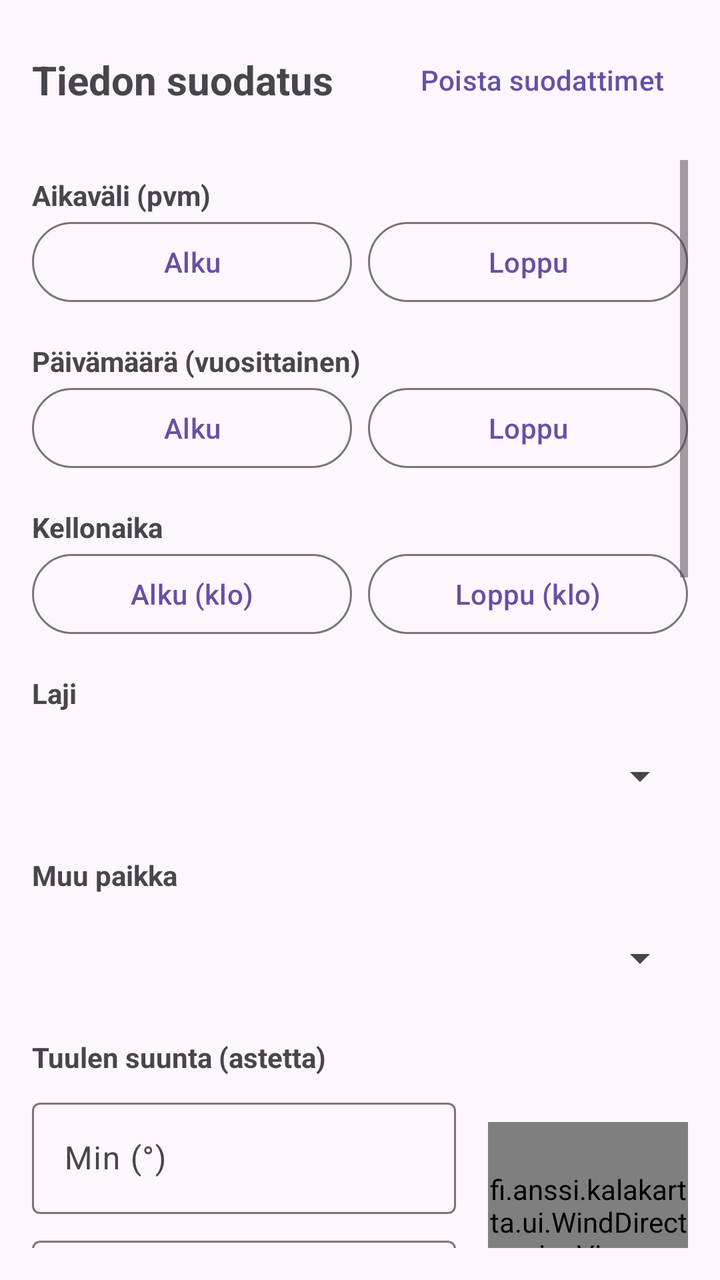
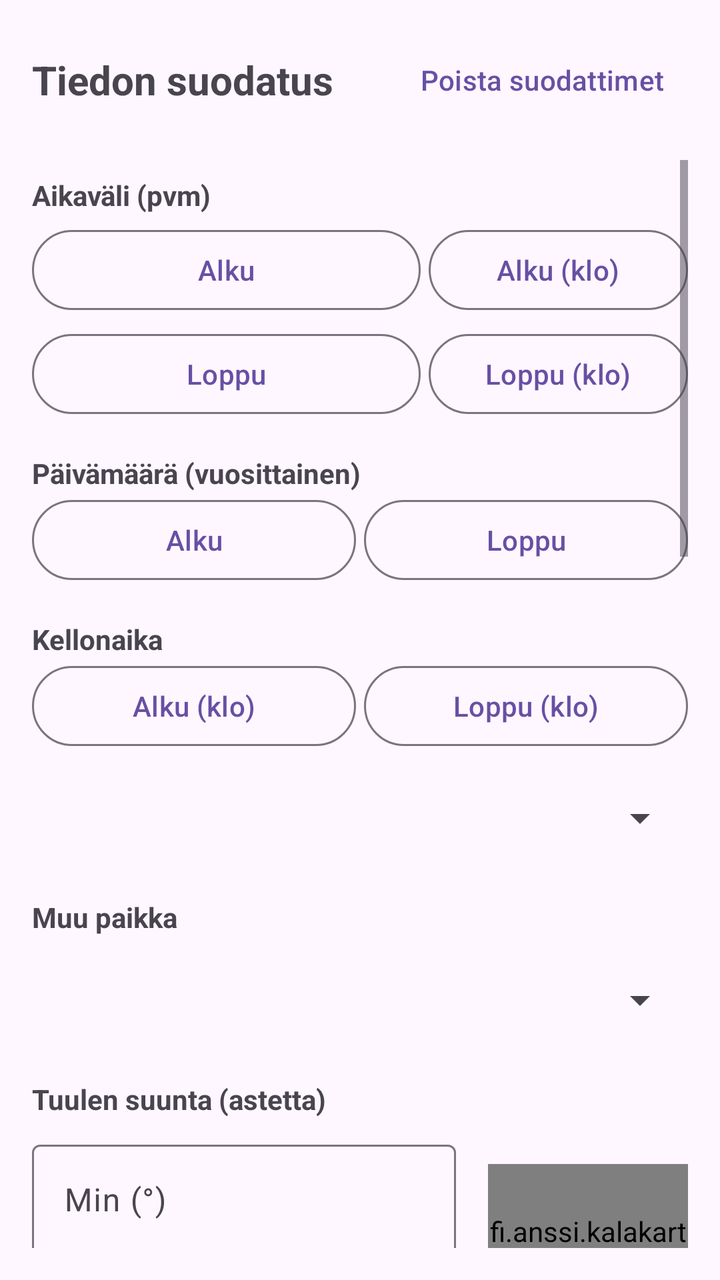

Two renders of the same Android screen: before a commit and after it. Below are the layout's source before the change and the commit's diff.
<!-- AndroidManifest.xml: application theme Theme.KalaKartta -->
<!-- res/layout/activity_filter.xml -->
<?xml version="1.0" encoding="utf-8"?>
<LinearLayout xmlns:android="http://schemas.android.com/apk/res/android"
    xmlns:app="http://schemas.android.com/apk/res-auto"
    android:layout_width="match_parent"
    android:layout_height="match_parent"
    android:orientation="vertical"
    android:padding="16dp">

    <RelativeLayout
        android:layout_width="match_parent"
        android:layout_height="wrap_content"
        android:layout_marginBottom="16dp">

        <TextView
            android:layout_width="wrap_content"
            android:layout_height="wrap_content"
            android:layout_centerVertical="true"
            android:text="@string/data_filtering"
            android:textSize="20sp"
            android:textStyle="bold" />

        <Button
            android:id="@+id/clearFiltersButton"
            style="@style/Widget.Material3.Button.TextButton"
            android:layout_width="wrap_content"
            android:layout_height="wrap_content"
            android:layout_alignParentEnd="true"
            android:text="@string/clear_filters" />
    </RelativeLayout>

    <ScrollView
        android:layout_width="match_parent"
        android:layout_height="match_parent"
        android:isScrollContainer="true">

        <LinearLayout
            android:layout_width="match_parent"
            android:layout_height="wrap_content"
            android:orientation="vertical">

            
            <TextView
                android:layout_width="match_parent"
                android:layout_height="wrap_content"
                android:text="@string/date_range"
                android:textStyle="bold"
                android:layout_marginTop="8dp"/>

            <LinearLayout
                android:layout_width="match_parent"
                android:layout_height="wrap_content"
                android:orientation="horizontal">
                <Button
                    android:id="@+id/startDateButton"
                    style="@style/Widget.Material3.Button.OutlinedButton"
                    android:layout_width="0dp"
                    android:layout_weight="1"
                    android:layout_height="wrap_content"
                    android:text="@string/start_date" />
                <Button
                    android:id="@+id/endDateButton"
                    style="@style/Widget.Material3.Button.OutlinedButton"
                    android:layout_width="0dp"
                    android:layout_weight="1"
                    android:layout_height="wrap_content"
                    android:layout_marginStart="8dp"
                    android:text="@string/end_date" />
            </LinearLayout>

            
            <TextView
                android:layout_width="match_parent"
                android:layout_height="wrap_content"
                android:text="@string/annual_date_range"
                android:textStyle="bold"
                android:layout_marginTop="16dp"/>

            <LinearLayout
                android:layout_width="match_parent"
                android:layout_height="wrap_content"
                android:orientation="horizontal">
                <Button
                    android:id="@+id/annualStartButton"
                    style="@style/Widget.Material3.Button.OutlinedButton"
                    android:layout_width="0dp"
                    android:layout_weight="1"
                    android:layout_height="wrap_content"
                    android:text="@string/start_date" />
                <Button
                    android:id="@+id/annualEndButton"
                    style="@style/Widget.Material3.Button.OutlinedButton"
                    android:layout_width="0dp"
                    android:layout_weight="1"
                    android:layout_height="wrap_content"
                    android:layout_marginStart="8dp"
                    android:text="@string/end_date" />
            </LinearLayout>

            
            <TextView
                android:layout_width="match_parent"
                android:layout_height="wrap_content"
                android:text="@string/time_range"
                android:textStyle="bold"
                android:layout_marginTop="16dp"/>

            <LinearLayout
                android:layout_width="match_parent"
                android:layout_height="wrap_content"
                android:orientation="horizontal">
                <Button
                    android:id="@+id/startTimeButton"
                    style="@style/Widget.Material3.Button.OutlinedButton"
                    android:layout_width="0dp"
                    android:layout_weight="1"
                    android:layout_height="wrap_content"
                    android:text="@string/start_time" />
                <Button
                    android:id="@+id/endTimeButton"
                    style="@style/Widget.Material3.Button.OutlinedButton"
                    android:layout_width="0dp"
                    android:layout_weight="1"
                    android:layout_height="wrap_content"
                    android:layout_marginStart="8dp"
                    android:text="@string/end_time" />
            </LinearLayout>

            
            <TextView
                android:layout_width="match_parent"
                android:layout_height="wrap_content"
                android:text="@string/species"
                android:textStyle="bold"
                android:layout_marginTop="16dp"/>

            <Spinner
                android:id="@+id/speciesSpinner"
                android:layout_width="match_parent"
                android:layout_height="wrap_content"
                android:layout_marginTop="8dp"
                android:minHeight="48dp" />

            <LinearLayout
                android:id="@+id/otherSpeciesContainer"
                android:layout_width="match_parent"
                android:layout_height="wrap_content"
                android:orientation="vertical"
                android:visibility="gone">
                <TextView
                    android:layout_width="match_parent"
                    android:layout_height="wrap_content"
                    android:text="Muu kalalaji:"
                    android:layout_marginTop="8dp" />
                <Spinner
                    android:id="@+id/otherSpeciesSpinner"
                    android:layout_width="match_parent"
                    android:layout_height="wrap_content"
                    android:layout_marginTop="8dp"
                    android:minHeight="48dp" />
            </LinearLayout>

            
            <TextView
                android:layout_width="match_parent"
                android:layout_height="wrap_content"
                android:text="@string/place_type"
                android:textStyle="bold"
                android:layout_marginTop="16dp"/>

            <Spinner
                android:id="@+id/placeTypeSpinner"
                android:layout_width="match_parent"
                android:layout_height="wrap_content"
                android:layout_marginTop="8dp"
                android:minHeight="48dp" />
            
            
            <TextView
                android:layout_width="match_parent"
                android:layout_height="wrap_content"
                android:text="@string/wind_direction"
                android:textStyle="bold"
                android:layout_marginTop="16dp"/>

            <LinearLayout
                android:layout_width="match_parent"
                android:layout_height="wrap_content"
                android:orientation="horizontal"
                android:gravity="center_vertical"
                android:layout_marginTop="8dp">

                <LinearLayout
                    android:layout_width="0dp"
                    android:layout_weight="1"
                    android:layout_height="wrap_content"
                    android:orientation="vertical">

                    <com.google.android.material.textfield.TextInputLayout
                        android:layout_width="match_parent"
                        android:layout_height="wrap_content"
                        android:hint="@string/min_degrees">
                        <com.google.android.material.textfield.TextInputEditText
                            android:id="@+id/windMinEdit"
                            android:layout_width="match_parent"
                            android:layout_height="wrap_content"
                            android:inputType="numberDecimal"
                            android:imeOptions="actionNext" />
                    </com.google.android.material.textfield.TextInputLayout>

                    <com.google.android.material.textfield.TextInputLayout
                        android:layout_width="match_parent"
                        android:layout_height="wrap_content"
                        android:layout_marginTop="8dp"
                        android:hint="@string/max_degrees">
                        <com.google.android.material.textfield.TextInputEditText
                            android:id="@+id/windMaxEdit"
                            android:layout_width="match_parent"
                            android:layout_height="wrap_content"
                            android:inputType="numberDecimal"
                            android:imeOptions="actionNext" />
                    </com.google.android.material.textfield.TextInputLayout>
                </LinearLayout>

                <fi.anssi.kalakartta.ui.WindDirectionView
                    android:id="@+id/windDirectionPreview"
                    android:layout_width="100dp"
                    android:layout_height="100dp"
                    android:layout_marginStart="16dp" />

            </LinearLayout>

            
            <TextView
                android:layout_width="match_parent"
                android:layout_height="wrap_content"
                android:text="@string/pressure"
                android:textStyle="bold"
                android:layout_marginTop="16dp"/>

            <LinearLayout
                android:layout_width="match_parent"
                android:layout_height="wrap_content"
                android:orientation="horizontal"
                android:layout_marginTop="8dp">

                <com.google.android.material.textfield.TextInputLayout
                    android:layout_width="0dp"
                    android:layout_weight="1"
                    android:layout_height="wrap_content"
                    android:hint="@string/min_pressure">
                    <com.google.android.material.textfield.TextInputEditText
                        android:id="@+id/pressureMinEdit"
                        android:layout_width="match_parent"
                        android:layout_height="wrap_content"
                        android:inputType="numberDecimal"
                        android:imeOptions="actionNext" />
                </com.google.android.material.textfield.TextInputLayout>

                <com.google.android.material.textfield.TextInputLayout
                    android:layout_width="0dp"
                    android:layout_weight="1"
                    android:layout_height="wrap_content"
                    android:layout_marginStart="8dp"
                    android:hint="@string/max_pressure">
                    <com.google.android.material.textfield.TextInputEditText
                        android:id="@+id/pressureMaxEdit"
                        android:layout_width="match_parent"
                        android:layout_height="wrap_content"
                        android:inputType="numberDecimal"
                        android:imeOptions="actionNext" />
                </com.google.android.material.textfield.TextInputLayout>
            </LinearLayout>

            
            <TextView
                android:layout_width="match_parent"
                android:layout_height="wrap_content"
                android:text="@string/water_temp_c"
                android:textStyle="bold"
                android:layout_marginTop="16dp"/>

            <LinearLayout
                android:layout_width="match_parent"
                android:layout_height="wrap_content"
                android:orientation="horizontal"
                android:layout_marginTop="8dp">

                <com.google.android.material.textfield.TextInputLayout
                    android:layout_width="0dp"
                    android:layout_weight="1"
                    android:layout_height="wrap_content"
                    android:hint="@string/min_temp">
                    <com.google.android.material.textfield.TextInputEditText
                        android:id="@+id/waterTempMinEdit"
                        android:layout_width="match_parent"
                        android:layout_height="wrap_content"
                        android:inputType="numberDecimal"
                        android:imeOptions="actionNext" />
                </com.google.android.material.textfield.TextInputLayout>

                <com.google.android.material.textfield.TextInputLayout
                    android:layout_width="0dp"
                    android:layout_weight="1"
                    android:layout_height="wrap_content"
                    android:layout_marginStart="8dp"
                    android:hint="@string/max_temp">
                    <com.google.android.material.textfield.TextInputEditText
                        android:id="@+id/waterTempMaxEdit"
                        android:layout_width="match_parent"
                        android:layout_height="wrap_content"
                        android:inputType="numberDecimal"
                        android:imeOptions="actionDone" />
                </com.google.android.material.textfield.TextInputLayout>
            </LinearLayout>

            <TextView
                android:layout_width="match_parent"
                android:layout_height="wrap_content"
                android:text="@string/free_text"
                android:textStyle="bold"
                android:layout_marginTop="16dp"/>

            <com.google.android.material.textfield.TextInputLayout
                android:layout_width="match_parent"
                android:layout_height="wrap_content"
                android:layout_marginTop="8dp">
                <com.google.android.material.textfield.TextInputEditText
                    android:id="@+id/freeTextEdit"
                    android:layout_width="match_parent"
                    android:layout_height="wrap_content"
                    android:inputType="text"
                    android:imeOptions="actionDone" />
            </com.google.android.material.textfield.TextInputLayout>

            <TextView
                android:layout_width="match_parent"
                android:layout_height="wrap_content"
                android:text="@string/fisherman"
                android:textStyle="bold"
                android:layout_marginTop="16dp"/>

            <Spinner
                android:id="@+id/fishermanSpinner"
                android:layout_width="match_parent"
                android:layout_height="wrap_content"
                android:layout_marginTop="8dp"
                android:minHeight="48dp" />

            <CheckBox
                android:id="@+id/onlyCaughtFishCheckBox"
                android:layout_width="match_parent"
                android:layout_height="wrap_content"
                android:text="Näytä vain saadut kalat"
                android:layout_marginTop="8dp" />

            <Button
                android:id="@+id/okButton"
                style="@style/Widget.Material3.Button.TextButton"
                android:layout_width="match_parent"
                android:layout_height="wrap_content"
                android:layout_marginTop="16dp"
                android:text="@string/ok" />

            
            <View
                android:layout_width="match_parent"
                android:layout_height="300dp" />

        </LinearLayout>
    </ScrollView>
</LinearLayout>
<!-- resources referenced by this layout -->
<resources>
  <string name="annual_date_range">Päivämäärä (vuosittainen)</string>
  <string name="clear_filters">Poista suodattimet</string>
  <string name="data_filtering">Tiedon suodatus</string>
  <string name="date_range">Aikaväli (pvm)</string>
  <string name="end_date">Loppu</string>
  <string name="end_time">Loppu (klo)</string>
  <string name="fisherman">Kalastaja</string>
  <string name="free_text">Vapaa teksti</string>
  <string name="max_degrees">Max (°)</string>
  <string name="max_pressure">Max (hPa)</string>
  <string name="max_temp">Max (C)</string>
  <string name="min_degrees">Min (°)</string>
  <string name="min_pressure">Min (hPa)</string>
  <string name="min_temp">Min (C)</string>
  <string name="ok">OK</string>
  <string name="place_type">Muu paikka</string>
  <string name="pressure">Ilmanpaine (hPa)</string>
  <string name="species">Laji</string>
  <string name="start_date">Alku</string>
  <string name="start_time">Alku (klo)</string>
  <string name="time_range">Kellonaika</string>
  <string name="water_temp_c">Veden lämpötila (C)</string>
  <string name="wind_direction">Tuulen suunta (astetta)</string>
  <style name="Theme.KalaKartta" parent="Base.Theme.KalaKartta" />
  <style name="Base.Theme.KalaKartta" parent="Theme.Material3.DayNight.NoActionBar">
          
          
          <item name="editTextStyle">@style/Widget.AppCompat.EditText</item>
          <item name="android:spinnerStyle">@style/Widget.AppCompat.Spinner</item>
      </style>
</resources>

<!-- the commit's change to res/layout/activity_filter.xml (unified diff, before → after) -->
@@ -1,6 +1,7 @@
 <?xml version="1.0" encoding="utf-8"?>
 <LinearLayout xmlns:android="http://schemas.android.com/apk/res/android"
     xmlns:app="http://schemas.android.com/apk/res-auto"
+    xmlns:tools="http://schemas.android.com/tools"
     android:layout_width="match_parent"
     android:layout_height="match_parent"
     android:orientation="vertical"
@@ -49,22 +50,87 @@
             <LinearLayout
                 android:layout_width="match_parent"
                 android:layout_height="wrap_content"
-                android:orientation="horizontal">
+                android:orientation="horizontal"
+                android:gravity="center_vertical"
+                android:layout_marginTop="4dp">
                 <Button
                     android:id="@+id/startDateButton"
                     style="@style/Widget.Material3.Button.OutlinedButton"
                     android:layout_width="0dp"
-                    android:layout_weight="1"
+                    android:layout_weight="1.5"
                     android:layout_height="wrap_content"
                     android:text="@string/start_date" />
+                <ImageButton
+                    android:id="@+id/clearStartDateButton"
+                    android:layout_width="40dp"
+                    android:layout_height="40dp"
+                    android:background="?attr/selectableItemBackgroundBorderless"
+                    android:src="@android:drawable/ic_menu_close_clear_cancel"
+                    app:tint="@android:color/holo_red_dark"
+                    android:visibility="gone"
+                    tools:visibility="visible"
+                    android:contentDescription="Tyhjennä" />
+                <Button
+                    android:id="@+id/startTimeButton"
+                    style="@style/Widget.Material3.Button.OutlinedButton"
+                    android:layout_width="0dp"
+                    android:layout_weight="1"
+                    android:layout_height="wrap_content"
+                    android:layout_marginStart="4dp"
+                    android:text="@string/start_time" />
+                <ImageButton
+                    android:id="@+id/clearStartTimeButton"
+                    android:layout_width="40dp"
+                    android:layout_height="40dp"
+                    android:background="?attr/selectableItemBackgroundBorderless"
+                    android:src="@android:drawable/ic_menu_close_clear_cancel"
+                    app:tint="@android:color/holo_red_dark"
+                    android:visibility="gone"
+                    tools:visibility="visible"
+                    android:contentDescription="Tyhjennä" />
+            </LinearLayout>
+
+            <LinearLayout
+                android:layout_width="match_parent"
+                android:layout_height="wrap_content"
+                android:orientation="horizontal"
+                android:gravity="center_vertical"
+                android:layout_marginTop="4dp">
                 <Button
                     android:id="@+id/endDateButton"
                     style="@style/Widget.Material3.Button.OutlinedButton"
                     android:layout_width="0dp"
-                    android:layout_weight="1"
-                    android:layout_height="wrap_content"
-                    android:layout_marginStart="8dp"
+                    android:layout_weight="1.5"
+                    android:layout_height="wrap_content"
                     android:text="@string/end_date" />
+                <ImageButton
+                    android:id="@+id/clearEndDateButton"
+                    android:layout_width="40dp"
+                    android:layout_height="40dp"
+                    android:background="?attr/selectableItemBackgroundBorderless"
+                    android:src="@android:drawable/ic_menu_close_clear_cancel"
+                    app:tint="@android:color/holo_red_dark"
+                    android:visibility="gone"
+                    tools:visibility="visible"
+                    android:contentDescription="Tyhjennä" />
+                <Button
+                    android:id="@+id/endTimeButton"
+                    style="@style/Widget.Material3.Button.OutlinedButton"
+                    android:layout_width="0dp"
+                    android:layout_weight="1"
+                    android:layout_height="wrap_content"
+                    android:layout_marginStart="4dp"
+                    android:text="@string/end_time" />
+                <ImageButton
+                    android:id="@+id/clearEndTimeButton"
+                    android:layout_width="40dp"
+                    android:layout_height="40dp"
+                    android:background="?attr/selectableItemBackgroundBorderless"
+                    android:src="@android:drawable/ic_menu_close_clear_cancel"
+                    app:tint="@android:color/holo_red_dark"
+                    android:visibility="gone"
+                    tools:visibility="visible"
+                    android:contentDescription="Tyhjennä" />
             </LinearLayout>
 
             
@@ -78,7 +144,8 @@
             <LinearLayout
                 android:layout_width="match_parent"
                 android:layout_height="wrap_content"
-                android:orientation="horizontal">
+                android:orientation="horizontal"
+                android:gravity="center_vertical">
                 <Button
                     android:id="@+id/annualStartButton"
                     style="@style/Widget.Material3.Button.OutlinedButton"
@@ -86,17 +153,36 @@
                     android:layout_weight="1"
                     android:layout_height="wrap_content"
                     android:text="@string/start_date" />
+                <ImageButton
+                    android:id="@+id/clearAnnualStartDateButton"
+                    android:layout_width="40dp"
+                    android:layout_height="40dp"
+                    android:background="?attr/selectableItemBackgroundBorderless"
+                    android:src="@android:drawable/ic_menu_close_clear_cancel"
+                    app:tint="@android:color/holo_red_dark"
+                    android:visibility="gone"
+                    tools:visibility="visible"
+                    android:contentDescription="Tyhjennä" />
                 <Button
                     android:id="@+id/annualEndButton"
                     style="@style/Widget.Material3.Button.OutlinedButton"
                     android:layout_width="0dp"
                     android:layout_weight="1"
                     android:layout_height="wrap_content"
-                    android:layout_marginStart="8dp"
+                    android:layout_marginStart="4dp"
                     android:text="@string/end_date" />
-            </LinearLayout>
-
-            
+                <ImageButton
+                    android:id="@+id/clearAnnualEndDateButton"
+                    android:layout_width="40dp"
+                    android:layout_height="40dp"
+                    android:background="?attr/selectableItemBackgroundBorderless"
+                    android:src="@android:drawable/ic_menu_close_clear_cancel"
+                    app:tint="@android:color/holo_red_dark"
+                    android:visibility="gone"
+                    tools:visibility="visible"
+                    android:contentDescription="Tyhjennä" />
+            </LinearLayout>
+
             <TextView
                 android:layout_width="match_parent"
                 android:layout_height="wrap_content"
@@ -107,31 +193,46 @@
             <LinearLayout
                 android:layout_width="match_parent"
                 android:layout_height="wrap_content"
-                android:orientation="horizontal">
-                <Button
-                    android:id="@+id/startTimeButton"
+                android:orientation="horizontal"
+                android:gravity="center_vertical">
+                <Button
+                    android:id="@+id/annualStartTimeButton"
                     style="@style/Widget.Material3.Button.OutlinedButton"
                     android:layout_width="0dp"
                     android:layout_weight="1"
                     android:layout_height="wrap_content"
                     android:text="@string/start_time" />
-                <Button
-                    android:id="@+id/endTimeButton"
-                    style="@style/Widget.Material3.Button.OutlinedButton"
-                    android:layout_width="0dp"
-                    android:layout_weight="1"
-                    android:layout_height="wrap_content"
-                    android:layout_marginStart="8dp"
+                <ImageButton
+                    android:id="@+id/clearAnnualStartTimeButton"
+                    android:layout_width="40dp"
+                    android:layout_height="40dp"
+                    android:background="?attr/selectableItemBackgroundBorderless"
+                    android:src="@android:drawable/ic_menu_close_clear_cancel"
+                    app:tint="@android:color/holo_red_dark"
+                    android:visibility="gone"
+                    tools:visibility="visible"
+                    android:contentDescription="Tyhjennä" />
+                <Button
+                    android:id="@+id/annualEndTimeButton"
+                    style="@style/Widget.Material3.Button.OutlinedButton"
+                    android:layout_width="0dp"
+                    android:layout_weight="1"
+                    android:layout_height="wrap_content"
+                    android:layout_marginStart="4dp"
                     android:text="@string/end_time" />
-            </LinearLayout>
-
-            
-            <TextView
-                android:layout_width="match_parent"
-                android:layout_height="wrap_content"
-                android:text="@string/species"
-                android:textStyle="bold"
-                android:layout_marginTop="16dp"/>
+                <ImageButton
+                    android:id="@+id/clearAnnualEndTimeButton"
+                    android:layout_width="40dp"
+                    android:layout_height="40dp"
+                    android:background="?attr/selectableItemBackgroundBorderless"
+                    android:src="@android:drawable/ic_menu_close_clear_cancel"
+                    app:tint="@android:color/holo_red_dark"
+                    android:visibility="gone"
+                    tools:visibility="visible"
+                    android:contentDescription="Tyhjennä" />
+            </LinearLayout>
+
+            
 
             <Spinner
                 android:id="@+id/speciesSpinner"
@@ -353,6 +454,13 @@
                 android:text="Näytä vain saadut kalat"
                 android:layout_marginTop="8dp" />
 
+            <CheckBox
+                android:id="@+id/onlyFishPointsCheckBox"
+                android:layout_width="match_parent"
+                android:layout_height="wrap_content"
+                android:text="Näytä vain kalapisteet"
+                android:layout_marginTop="4dp" />
+
             <Button
                 android:id="@+id/okButton"
                 style="@style/Widget.Material3.Button.TextButton"
<!-- resource entries referenced after the edit -->
@@ -17,7 +17,6 @@
   <string name="ok">OK</string>
   <string name="place_type">Muu paikka</string>
   <string name="pressure">Ilmanpaine (hPa)</string>
-  <string name="species">Laji</string>
   <string name="start_date">Alku</string>
   <string name="start_time">Alku (klo)</string>
   <string name="time_range">Kellonaika</string>
